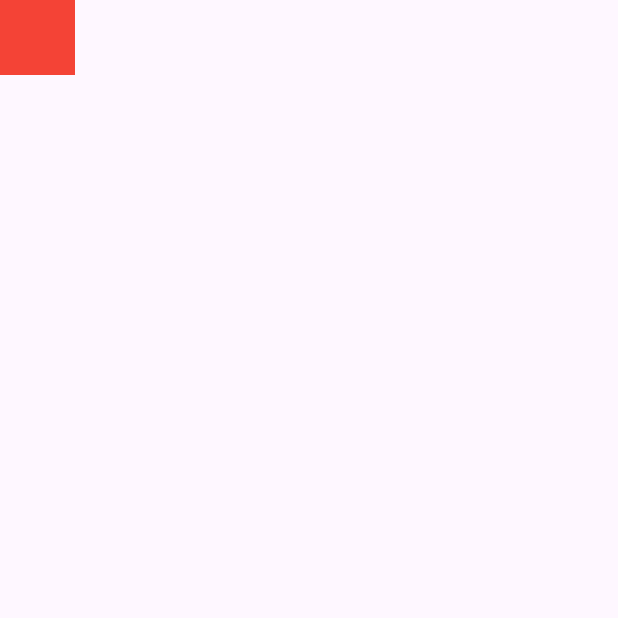
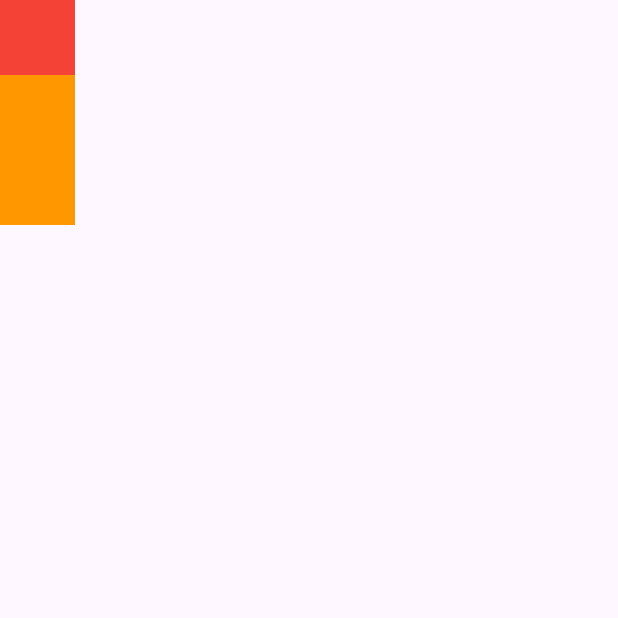
Before and after one commit to namic123/Flutter-Dev-Notes, a Flutter app: the screen it shows after launch, on a phone screen of 412 x 824 dp, the top half of it. Run offline on Flutter 3.47's test engine with Material 3 defaults, Android fonts, the phone set to English and light mode, and no system bars.

Commit message:
Dry (Do Not Repeat YourSelf) - 중복되는 코드를 반복

```diff
--- a/row_and_column/lib/screen/home_screen.dart
+++ b/row_and_column/lib/screen/home_screen.dart
@@ -10,10 +10,21 @@ class HomeScreen extends StatelessWidget {
       body: SafeArea(
         child: Column(
           children: [
+            // Dry - Do Not Repeat YourSelf
             Container(
               height: 50.0,
               width: 50.0,
               color: Colors.red,
+            ),
+            Container(
+              height: 50.0,
+              width: 50.0,
+              color: Colors.orange,
+            ),
+            Container(
+              height: 50.0,
+              width: 50.0,
+              color: Colors.orange,
             ),
           ],
         ),
```
